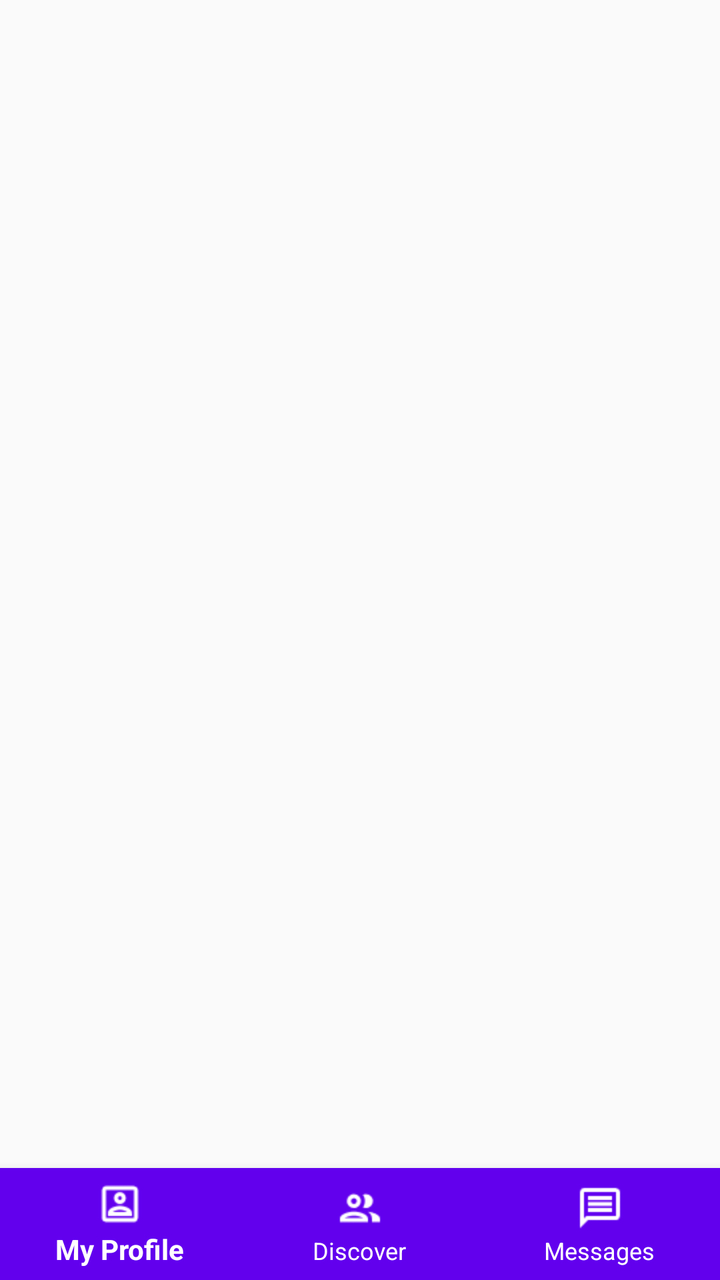
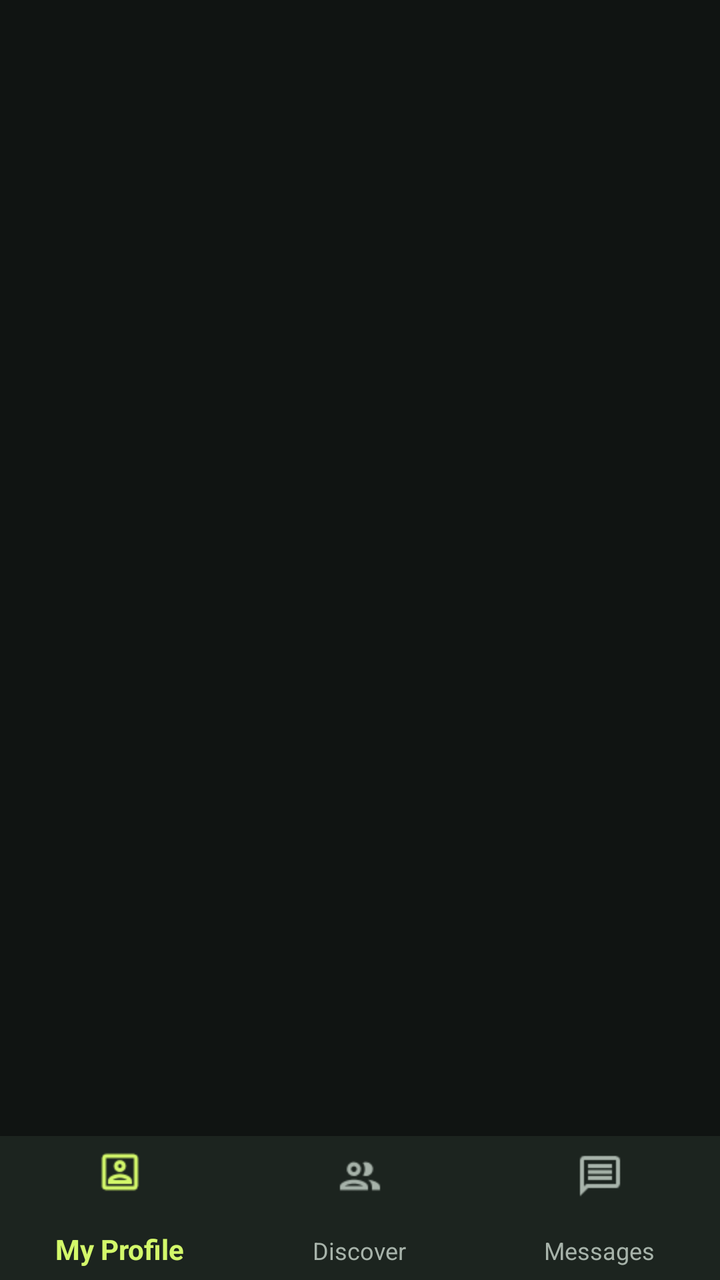

Compare the two renders of this Android layout. The source of the first and the diff that turns it into the second are given below.
<!-- AndroidManifest.xml: application theme AppTheme.NoActionBar -->
<!-- res/layout/activity_main.xml -->
<?xml version="1.0" encoding="utf-8"?>
<androidx.constraintlayout.widget.ConstraintLayout xmlns:android="http://schemas.android.com/apk/res/android"
    xmlns:app="http://schemas.android.com/apk/res-auto"
    xmlns:tools="http://schemas.android.com/tools"
    android:layout_width="match_parent"
    android:layout_height="match_parent"
    tools:context=".MainActivity">

    <FrameLayout
        android:id="@+id/container"
        android:layout_width="match_parent"

        android:layout_height="0dp"
        app:layout_behavior="@string/appbar_scrolling_view_behavior"
        app:layout_constraintBottom_toTopOf="@+id/navigation_view"
        app:layout_constraintEnd_toEndOf="parent"
        app:layout_constraintHorizontal_bias="0.5"
        app:layout_constraintStart_toStartOf="parent"
        app:layout_constraintTop_toTopOf="parent" />

    <com.google.android.material.bottomnavigation.BottomNavigationView
        android:id="@+id/navigation_view"
        android:layout_width="0dp"
        android:layout_height="wrap_content"
        android:background="?android:attr/windowBackground"
        app:itemBackground="@color/colorPrimary"
        app:itemIconTint="@color/white"
        app:itemTextColor="@color/white"
        app:layout_constraintBottom_toBottomOf="parent"
        app:layout_constraintLeft_toLeftOf="parent"
        app:layout_constraintRight_toRightOf="parent"
        app:menu="@menu/navigation" />

</androidx.constraintlayout.widget.ConstraintLayout>
<!-- resources referenced by this layout -->
<resources>
  <color name="colorPrimary">#6200EE</color>
  <color name="white">#FFFFFF</color>
  <style name="AppTheme.NoActionBar" parent="Theme.AppCompat.Light.DarkActionBar">
          <item name="colorPrimary">@color/colorPrimary</item>
      </style>
</resources>

<!-- the commit's change to res/layout/activity_main.xml (unified diff, before → after) -->
@@ -1,34 +1,6 @@
-<?xml version="1.0" encoding="utf-8"?>
-<androidx.constraintlayout.widget.ConstraintLayout xmlns:android="http://schemas.android.com/apk/res/android"
-    xmlns:app="http://schemas.android.com/apk/res-auto"
-    xmlns:tools="http://schemas.android.com/tools"
-    android:layout_width="match_parent"
-    android:layout_height="match_parent"
-    tools:context=".MainActivity">
-
-    <FrameLayout
-        android:id="@+id/container"
-        android:layout_width="match_parent"
-
-        android:layout_height="0dp"
-        app:layout_behavior="@string/appbar_scrolling_view_behavior"
-        app:layout_constraintBottom_toTopOf="@+id/navigation_view"
-        app:layout_constraintEnd_toEndOf="parent"
-        app:layout_constraintHorizontal_bias="0.5"
-        app:layout_constraintStart_toStartOf="parent"
-        app:layout_constraintTop_toTopOf="parent" />
-
-    <com.google.android.material.bottomnavigation.BottomNavigationView
-        android:id="@+id/navigation_view"
-        android:layout_width="0dp"
-        android:layout_height="wrap_content"
-        android:background="?android:attr/windowBackground"
-        app:itemBackground="@color/colorPrimary"
-        app:itemIconTint="@color/white"
-        app:itemTextColor="@color/white"
-        app:layout_constraintBottom_toBottomOf="parent"
-        app:layout_constraintLeft_toLeftOf="parent"
-        app:layout_constraintRight_toRightOf="parent"
-        app:menu="@menu/navigation" />
-
-</androidx.constraintlayout.widget.ConstraintLayout>
+﻿<?xml version="1.0" encoding="utf-8"?>
+<LinearLayout xmlns:android="http://schemas.android.com/apk/res/android" xmlns:app="http://schemas.android.com/apk/res-auto" android:layout_width="match_parent" android:layout_height="match_parent" android:orientation="vertical">
+    <androidx.appcompat.widget.Toolbar android:id="@+id/toolbar" android:layout_width="match_parent" android:layout_height="64dp" android:paddingStart="12dp" android:background="@color/colorPrimaryDark" app:titleTextColor="@color/white" />
+    <FrameLayout android:id="@+id/container" android:layout_width="match_parent" android:layout_height="0dp" android:layout_weight="1" />
+    <com.google.android.material.bottomnavigation.BottomNavigationView android:id="@+id/navigation_view" android:layout_width="match_parent" android:layout_height="72dp" android:background="@color/surface" app:itemIconTint="@color/nav_tint" app:itemTextColor="@color/nav_tint" app:labelVisibilityMode="labeled" app:menu="@menu/navigation" />
+</LinearLayout>
<!-- resource entries referenced after the edit -->
@@ -1,9 +1,24 @@
 <!-- resources referenced by this layout -->
 <resources>
-  <color name="colorPrimary">#6200EE</color>
-  <color name="white">#FFFFFF</color>
-  <style name="AppTheme.NoActionBar" parent="Theme.AppCompat.Light.DarkActionBar">
+  <color name="colorPrimaryDark">#101412</color>
+  <color name="surface">#1C241F</color>
+  <color name="colorPrimary">#171C1A</color>
+  <color name="colorAccent">#D3F86A</color>
+  <color name="muted">#A7B3AA</color>
+  <color name="white">#F5F7F2</color>
+  <style name="AppTheme.NoActionBar" parent="AppTheme" />
+  <style name="AppTheme" parent="Theme.AppCompat.NoActionBar">
           <item name="colorPrimary">@color/colorPrimary</item>
+          <item name="colorPrimaryDark">@color/colorPrimaryDark</item>
+          <item name="colorAccent">@color/colorAccent</item>
+          <item name="android:windowBackground">@color/colorPrimaryDark</item>
+          <item name="android:colorBackground">@color/colorPrimaryDark</item>
+          <item name="android:textColorPrimary">@color/white</item>
+          <item name="android:textColorSecondary">@color/muted</item>
+          <item name="android:fontFamily">sans-serif</item>
+          <item name="android:statusBarColor">@color/colorPrimaryDark</item>
+          <item name="android:navigationBarColor">@color/colorPrimaryDark</item>
+          <item name="android:windowLightStatusBar">false</item>
       </style>
 </resources>
 
